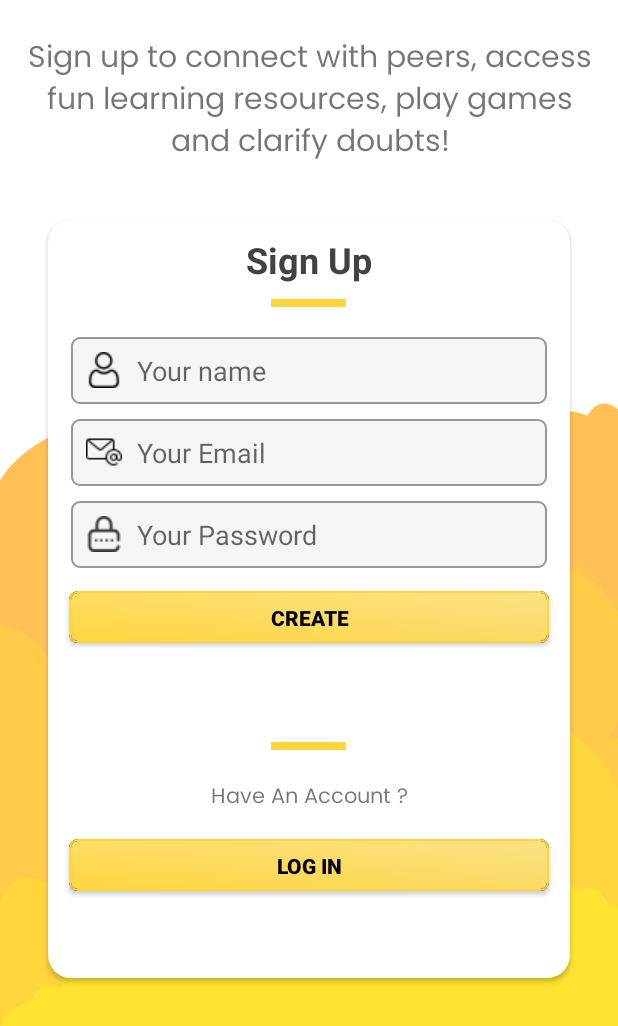
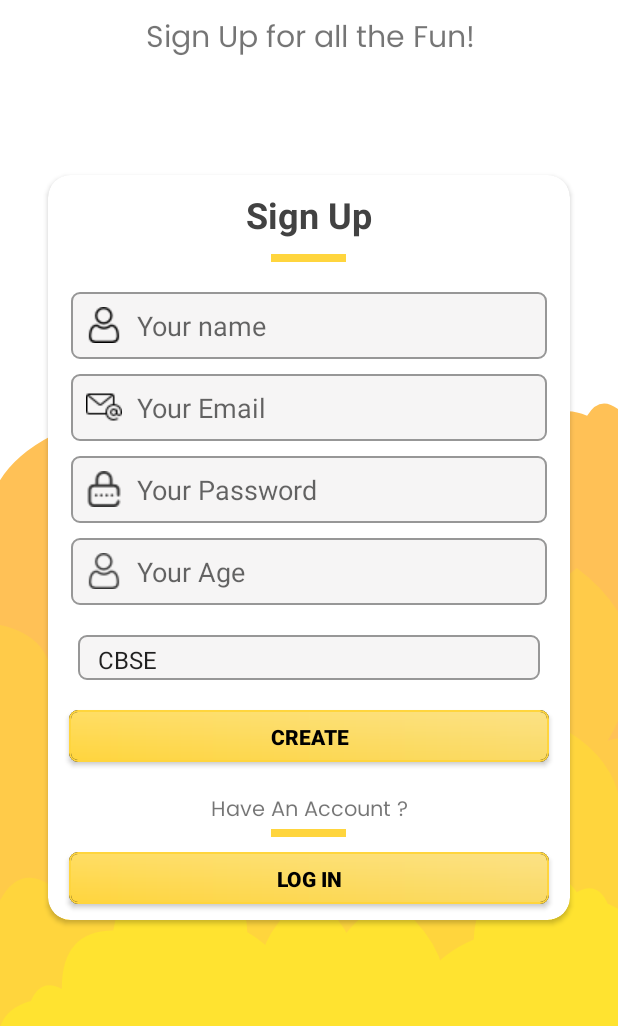
Before and after one commit to harshdigi/Suvi, an Android app: the TypeSelectionActivity screen opened directly, with no data from a screen before it, after a tap on "Tap Here", on a phone screen of 412 x 824 dp, the part 210-1236 px from its top. Run offline under Robolectric (Android 15) with nearby library versions, the phone set to English and light mode, and no system bars.

Commit message:
Add SignIn and Student Sign Up Activity

```diff
--- a/app/src/main/AndroidManifest.xml
+++ b/app/src/main/AndroidManifest.xml
@@ -9,6 +9,12 @@
         android:roundIcon="@mipmap/ic_launcher_round"
         android:supportsRtl="true"
         android:theme="@style/Theme.Suvi">
+        <activity
+            android:name=".LoginActivity"
+            android:exported="true" />
+        <activity
+            android:name=".StudentSignUpActivity"
+            android:exported="true" />
         <activity
             android:name=".OnboardingActivity"
             android:exported="true" />
--- /dev/null
+++ b/app/src/main/java/com/kalvifunlearning/suvi/StudentSignUpActivity.java
@@ -0,0 +1,37 @@
+package com.kalvifunlearning.suvi;
+
+import androidx.appcompat.app.AppCompatActivity;
+
+import android.content.Intent;
+import android.os.Bundle;
+import android.view.View;
+import android.widget.ArrayAdapter;
+import android.widget.Spinner;
+
+import com.kalvifunlearning.suvi.databinding.ActivityStudentSignUpBinding;
+
+public class StudentSignUpActivity extends AppCompatActivity {
+
+    ActivityStudentSignUpBinding binding;
+    @Override
+    protected void onCreate(Bundle savedInstanceState) {
+        super.onCreate(savedInstanceState);
+        binding = ActivityStudentSignUpBinding.inflate(getLayoutInflater());
+        setContentView(binding.getRoot());
+        binding.loginButton.setOnClickListener(new View.OnClickListener() {
+            @Override
+            public void onClick(View v) {
+                startActivity(new Intent(StudentSignUpActivity.this, LoginActivity.class));
+            }
+        });
+
+        Spinner spinner = (Spinner) findViewById(R.id.spinner);
+// Create an ArrayAdapter using the string array and a default spinner layout
+        ArrayAdapter<CharSequence> adapter = ArrayAdapter.createFromResource(this,
+                R.array.boards_array, android.R.layout.simple_spinner_item);
+// Specify the layout to use when the list of choices appears
+        adapter.setDropDownViewResource(android.R.layout.simple_spinner_dropdown_item);
+// Apply the adapter to the spinner
+        spinner.setAdapter(adapter);
+    }
+}
--- a/app/src/main/java/com/kalvifunlearning/suvi/TypeSelectionActivity.java
+++ b/app/src/main/java/com/kalvifunlearning/suvi/TypeSelectionActivity.java
@@ -21,7 +21,7 @@ public class TypeSelectionActivity extends AppCompatActivity {
         binding.studentCard.setOnClickListener(new View.OnClickListener() {
             @Override
             public void onClick(View v) {
-                startActivity(new Intent(TypeSelectionActivity.this, TeacherSignUpActivity.class));
+                startActivity(new Intent(TypeSelectionActivity.this, StudentSignUpActivity.class));
             }
         });
 
--- /dev/null
+++ b/app/src/main/res/layout/activity_student_sign_up.xml
@@ -0,0 +1,193 @@
+<?xml version="1.0" encoding="utf-8"?>
+<androidx.constraintlayout.widget.ConstraintLayout xmlns:android="http://schemas.android.com/apk/res/android"
+    xmlns:app="http://schemas.android.com/apk/res-auto"
+    xmlns:tools="http://schemas.android.com/tools"
+    android:layout_width="match_parent"
+    android:layout_height="match_parent"
+    android:background="@drawable/cloudy_bg"
+    tools:context=".TeacherSignUpActivity">
+
+    <ImageView
+        android:id="@+id/imageView"
+        android:layout_width="wrap_content"
+        android:layout_height="wrap_content"
+        android:layout_marginTop="40dp"
+        app:layout_constraintEnd_toEndOf="parent"
+        app:layout_constraintStart_toStartOf="parent"
+        app:layout_constraintTop_toTopOf="parent"
+        app:srcCompat="@drawable/kalvi_logo" />
+
+    <TextView
+        android:id="@+id/textView2"
+        android:layout_width="400dp"
+        android:layout_height="0dp"
+        android:layout_margin="0dp"
+        android:fontFamily="@font/poppins"
+        android:gravity="center"
+        android:padding="10dp"
+        android:text="Sign Up for all the Fun!"
+        android:textSize="20sp"
+        app:layout_constraintEnd_toEndOf="@+id/imageView"
+        app:layout_constraintHorizontal_bias="0.498"
+        app:layout_constraintStart_toStartOf="@+id/imageView"
+        app:layout_constraintTop_toBottomOf="@+id/imageView" />
+
+    <androidx.cardview.widget.CardView
+        android:layout_width="match_parent"
+        android:layout_height="wrap_content"
+        android:layout_marginStart="32dp"
+        android:layout_marginTop="24dp"
+        android:layout_marginEnd="32dp"
+        android:layout_marginBottom="32dp"
+        app:cardCornerRadius="15dp"
+        app:layout_constraintBottom_toBottomOf="parent"
+        app:layout_constraintEnd_toEndOf="parent"
+        app:layout_constraintStart_toStartOf="parent"
+        app:layout_constraintTop_toBottomOf="@+id/textView2">
+
+        <LinearLayout
+            android:layout_width="match_parent"
+            android:layout_height="match_parent"
+            android:orientation="vertical">
+
+            <TextView
+                android:id="@+id/textView"
+                android:layout_width="match_parent"
+                android:layout_height="wrap_content"
+                android:layout_marginTop="10dp"
+                android:text="Sign Up"
+                android:textAlignment="center"
+                android:textColor="@color/cardview_dark_background"
+                android:textSize="24sp"
+                android:textStyle="bold" />
+
+            <View
+                android:id="@+id/view"
+                android:layout_width="50dp"
+                android:layout_height="5dp"
+                android:layout_gravity="center"
+                android:layout_marginTop="10dp"
+                android:background="#FFD53D" />
+
+            <EditText
+                android:id="@+id/yourName"
+                android:layout_width="match_parent"
+                android:layout_height="wrap_content"
+                android:layout_marginStart="15dp"
+                android:layout_marginTop="20dp"
+                android:layout_marginEnd="15dp"
+                android:background="@drawable/input_fields"
+                android:drawableStart="@drawable/user"
+                android:drawablePadding="10dp"
+                android:ems="10"
+                android:hint="Your name"
+                android:inputType="textPersonName"
+                android:padding="10dp" />
+
+            <EditText
+                android:id="@+id/yourEmail"
+                android:layout_width="match_parent"
+                android:layout_height="wrap_content"
+                android:layout_marginStart="15dp"
+                android:layout_marginTop="10dp"
+                android:layout_marginEnd="15dp"
+                android:background="@drawable/input_fields"
+                android:drawableStart="@drawable/email"
+                android:drawablePadding="10dp"
+                android:ems="10"
+                android:hint="Your Email"
+                android:inputType="textEmailAddress"
+                android:padding="10dp" />
+
+            <EditText
+                android:id="@+id/yourPassword"
+                android:layout_width="match_parent"
+                android:layout_height="wrap_content"
+                android:layout_marginStart="15dp"
+                android:layout_marginTop="10dp"
+                android:layout_marginEnd="15dp"
+                android:background="@drawable/input_fields"
+                android:drawableStart="@drawable/password"
+                android:drawablePadding="10dp"
+                android:drawableTint="#353535"
+                android:ems="10"
+                android:hint="Your Password"
+                android:inputType="text|numberPassword"
+                android:padding="10dp" />
+
+            <EditText
+                android:id="@+id/yourPassword2"
+                android:layout_width="match_parent"
+                android:layout_height="wrap_content"
+                android:layout_marginStart="15dp"
+                android:layout_marginTop="10dp"
+                android:layout_marginEnd="15dp"
+                android:background="@drawable/input_fields"
+                android:drawableStart="@drawable/user"
+                android:drawablePadding="10dp"
+                android:drawableTint="#353535"
+                android:ems="10"
+                android:hint="Your Age"
+                android:inputType="numberPassword"
+                android:padding="10dp" />
+
+            <Spinner
+                android:id="@+id/spinner"
+                android:layout_width="match_parent"
+                android:layout_height="30dp"
+                android:layout_margin="20dp"
+                android:background="@drawable/input_fields"
+                android:dropDownWidth="match_parent"
+                android:minWidth="100dp"
+                android:padding="5dp"
+                tools:listitem="CBSE, TBSE" />
+
+            <androidx.appcompat.widget.AppCompatButton
+                android:id="@+id/createButton"
+                android:layout_width="320dp"
+                android:layout_height="35dp"
+                android:layout_gravity="center"
+                android:layout_margin="0dp"
+                android:layout_marginVertical="5dp"
+                android:layout_marginTop="15dp"
+                android:background="@drawable/next_button"
+                android:text="Create"
+                android:textColor="@color/black"
+                android:textSize="14sp"
+                android:textStyle="bold" />
+
+            <TextView
+                android:id="@+id/textView3"
+                android:layout_width="match_parent"
+                android:layout_height="wrap_content"
+                android:layout_marginStart="10dp"
+                android:layout_marginTop="20dp"
+                android:layout_marginEnd="10dp"
+                android:fontFamily="@font/poppins"
+                android:gravity="center"
+                android:text="Have An Account ?" />
+
+            <View
+                android:id="@+id/view2"
+                android:layout_width="50dp"
+                android:layout_height="5dp"
+                android:layout_gravity="center"
+                android:layout_marginTop="0dp"
+                android:background="#FFD53D" />
+
+            <androidx.appcompat.widget.AppCompatButton
+                android:id="@+id/loginButton"
+                android:layout_width="320dp"
+                android:layout_height="35dp"
+                android:layout_gravity="center"
+                android:layout_margin="10dp"
+                android:layout_marginVertical="5dp"
+                android:background="@drawable/next_button"
+                android:text="Log In"
+                android:textColor="#000000"
+                android:textStyle="bold" />
+
+        </LinearLayout>
+    </androidx.cardview.widget.CardView>
+
+</androidx.constraintlayout.widget.ConstraintLayout>
--- a/app/src/main/res/values/strings.xml
+++ b/app/src/main/res/values/strings.xml
@@ -12,4 +12,10 @@
     <string name="slide_desc_two">Sample Desc 2</string>
     <string name="slide_desc_three">Sample Desc 3</string>
     <string name="slide_desc_four">Sample Desc 4</string>
+
+        <string-array name="boards_array">
+            <item>CBSE</item>
+            <item>TBSE</item>
+        </string-array>
+
 </resources>
```
Also changed, not shown: app/src/main/java/com/kalvifunlearning/suvi/LoginActivity.java (added, +14 -0 lines), app/src/main/java/com/kalvifunlearning/suvi/TeacherSignUpActivity.java (+14 -1 lines), app/src/main/res/layout/activity_login.xml (added, +109 -0 lines).
